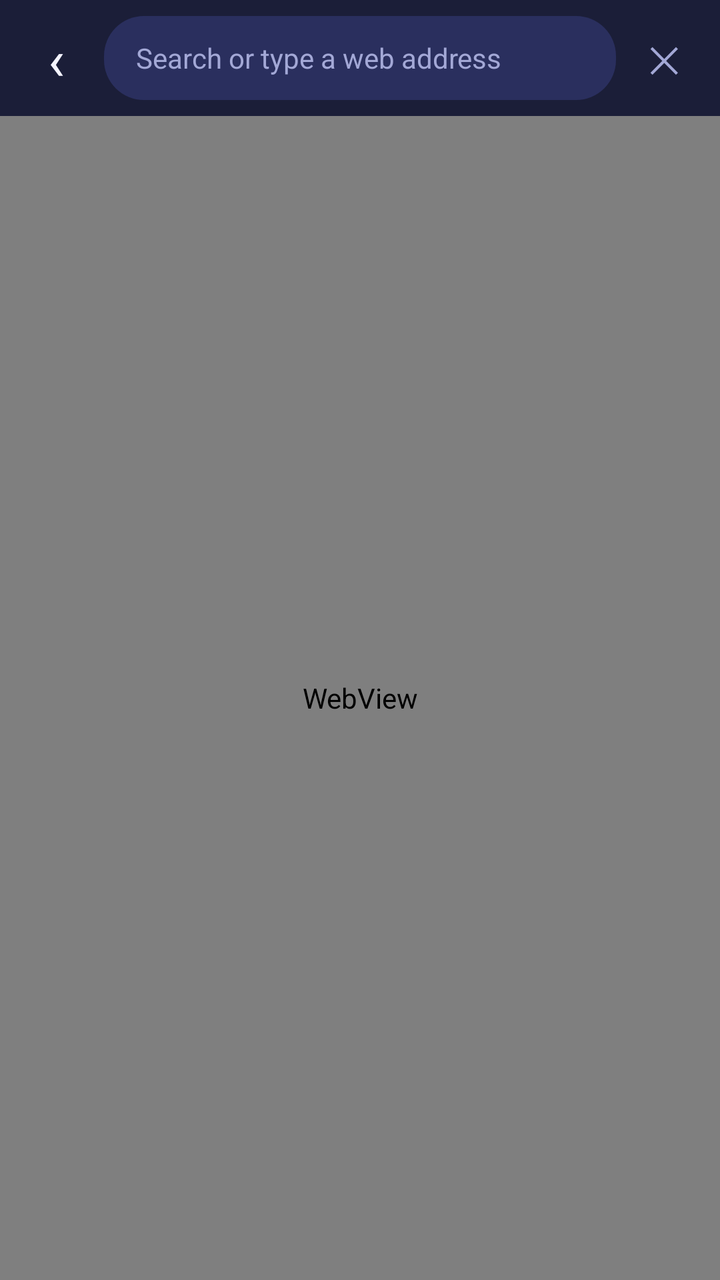
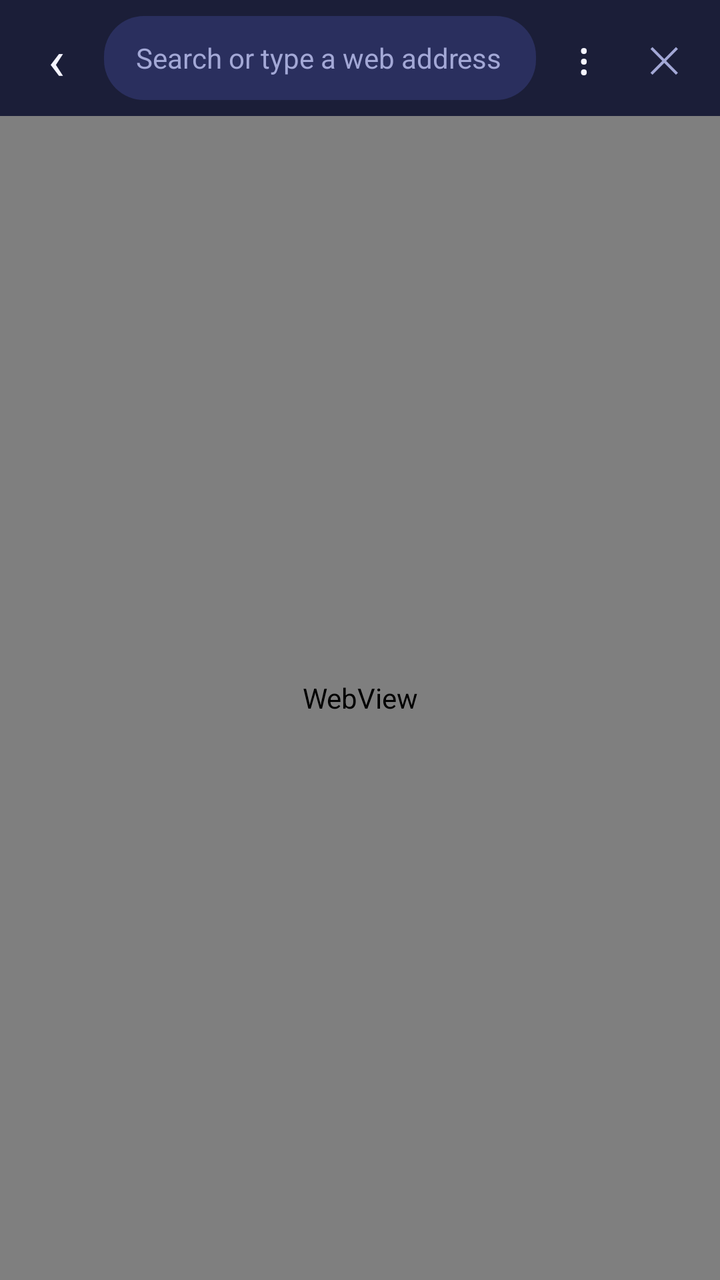

Before-and-after screenshots of an Android layout around one commit, followed by the original layout XML and the change that was made.
<!-- AndroidManifest.xml: application theme Theme.Hub -->
<!-- res/layout/activity_browser.xml -->
<?xml version="1.0" encoding="utf-8"?>
<LinearLayout xmlns:android="http://schemas.android.com/apk/res/android"
    android:layout_width="match_parent"
    android:layout_height="match_parent"
    android:background="@color/br_bg"
    android:orientation="vertical">

    <LinearLayout
        android:layout_width="match_parent"
        android:layout_height="wrap_content"
        android:background="@color/br_surface"
        android:gravity="center_vertical"
        android:orientation="horizontal"
        android:padding="8dp">

        <TextView
            android:id="@+id/back"
            android:layout_width="40dp"
            android:layout_height="40dp"
            android:background="?attr/selectableItemBackgroundBorderless"
            android:gravity="center"
            android:text="‹"
            android:textColor="@color/br_text"
            android:textSize="28sp" />

        <EditText
            android:id="@+id/url"
            android:layout_width="0dp"
            android:layout_height="42dp"
            android:layout_marginStart="4dp"
            android:layout_marginEnd="4dp"
            android:layout_weight="1"
            android:background="@drawable/br_chip"
            android:hint="Search or type a web address"
            android:imeOptions="actionGo"
            android:importantForAutofill="no"
            android:inputType="textUri"
            android:maxLines="1"
            android:paddingStart="16dp"
            android:paddingEnd="16dp"
            android:selectAllOnFocus="true"
            android:textColor="@color/br_text"
            android:textColorHint="@color/br_sub"
            android:textSize="14sp" />

        <TextView
            android:id="@+id/close"
            android:layout_width="40dp"
            android:layout_height="40dp"
            android:background="?attr/selectableItemBackgroundBorderless"
            android:gravity="center"
            android:text="✕"
            android:textColor="@color/br_sub"
            android:textSize="18sp" />
    </LinearLayout>

    <ProgressBar
        android:id="@+id/progress"
        style="?android:attr/progressBarStyleHorizontal"
        android:layout_width="match_parent"
        android:layout_height="3dp"
        android:max="100"
        android:progressTint="@color/br_accent"
        android:visibility="gone" />

    <FrameLayout
        android:layout_width="match_parent"
        android:layout_height="0dp"
        android:layout_weight="1">

        <WebView
            android:id="@+id/web"
            android:layout_width="match_parent"
            android:layout_height="match_parent" />

        <TextView
            android:id="@+id/chip"
            android:layout_width="wrap_content"
            android:layout_height="wrap_content"
            android:layout_gravity="bottom|end"
            android:layout_margin="18dp"
            android:background="@drawable/br_chip_accent"
            android:paddingStart="18dp"
            android:paddingTop="12dp"
            android:paddingEnd="18dp"
            android:paddingBottom="12dp"
            android:textColor="#1A1020"
            android:textSize="15sp"
            android:textStyle="bold"
            android:visibility="gone" />

        <LinearLayout
            android:id="@+id/panel"
            android:layout_width="match_parent"
            android:layout_height="360dp"
            android:layout_gravity="bottom"
            android:background="@color/br_surface"
            android:orientation="vertical"
            android:visibility="gone">

            <LinearLayout
                android:layout_width="match_parent"
                android:layout_height="wrap_content"
                android:gravity="center_vertical"
                android:orientation="horizontal"
                android:padding="16dp">

                <TextView
                    android:layout_width="0dp"
                    android:layout_height="wrap_content"
                    android:layout_weight="1"
                    android:text="Found on this page"
                    android:textColor="@color/br_text"
                    android:textSize="17sp"
                    android:textStyle="bold" />

                <TextView
                    android:id="@+id/panelClose"
                    android:layout_width="wrap_content"
                    android:layout_height="wrap_content"
                    android:padding="6dp"
                    android:text="Close"
                    android:textColor="@color/br_accent"
                    android:textSize="14sp" />
            </LinearLayout>

            <ScrollView
                android:layout_width="match_parent"
                android:layout_height="0dp"
                android:layout_weight="1">

                <LinearLayout
                    android:id="@+id/panelList"
                    android:layout_width="match_parent"
                    android:layout_height="wrap_content"
                    android:orientation="vertical"
                    android:paddingStart="16dp"
                    android:paddingEnd="16dp"
                    android:paddingBottom="16dp" />
            </ScrollView>
        </LinearLayout>
    </FrameLayout>
</LinearLayout>
<!-- resources referenced by this layout -->
<resources>
  <color name="br_accent">#FF8A5B</color>
  <color name="br_bg">#141629</color>
  <color name="br_sub">#A3A8D6</color>
  <color name="br_surface">#1B1E38</color>
  <color name="br_text">#F4F4FF</color>
  <!-- drawable br_chip (drawable) -->
  <?xml version="1.0" encoding="utf-8"?>
  <shape xmlns:android="http://schemas.android.com/apk/res/android" android:shape="rectangle">
      <solid android:color="#2A2F5E" />
      <corners android:radius="20dp" />
  </shape>
  <!-- drawable br_chip_accent (drawable) -->
  <?xml version="1.0" encoding="utf-8"?>
  <shape xmlns:android="http://schemas.android.com/apk/res/android" android:shape="rectangle">
      <solid android:color="#FF8A5B" />
      <corners android:radius="22dp" />
  </shape>
  <style name="Theme.Hub" parent="Theme.Material3.Dark.NoActionBar">
          <item name="colorPrimary">@color/accent</item>
          <item name="colorOnPrimary">#1A1020</item>
          <item name="colorSurface">@color/surface</item>
          <item name="colorOnSurface">@color/text</item>
          <item name="android:windowBackground">@color/bg</item>
          <item name="android:statusBarColor">@color/bg</item>
          <item name="android:navigationBarColor">@color/bg</item>
          <item name="android:textColorPrimary">@color/text</item>
      </style>
  <color name="accent">#FF8A5B</color>
  <color name="surface">#1B1E38</color>
  <color name="text">#F4F4FF</color>
  <color name="bg">#141629</color>
</resources>

<!-- the commit's change to res/layout/activity_browser.xml (unified diff, before → after) -->
@@ -42,6 +42,16 @@
             android:textColor="@color/br_text"
             android:textColorHint="@color/br_sub"
             android:textSize="14sp" />
+
+        <TextView
+            android:id="@+id/menu"
+            android:layout_width="40dp"
+            android:layout_height="40dp"
+            android:background="?attr/selectableItemBackgroundBorderless"
+            android:gravity="center"
+            android:text="⋮"
+            android:textColor="@color/br_text"
+            android:textSize="22sp" />
 
         <TextView
             android:id="@+id/close"
